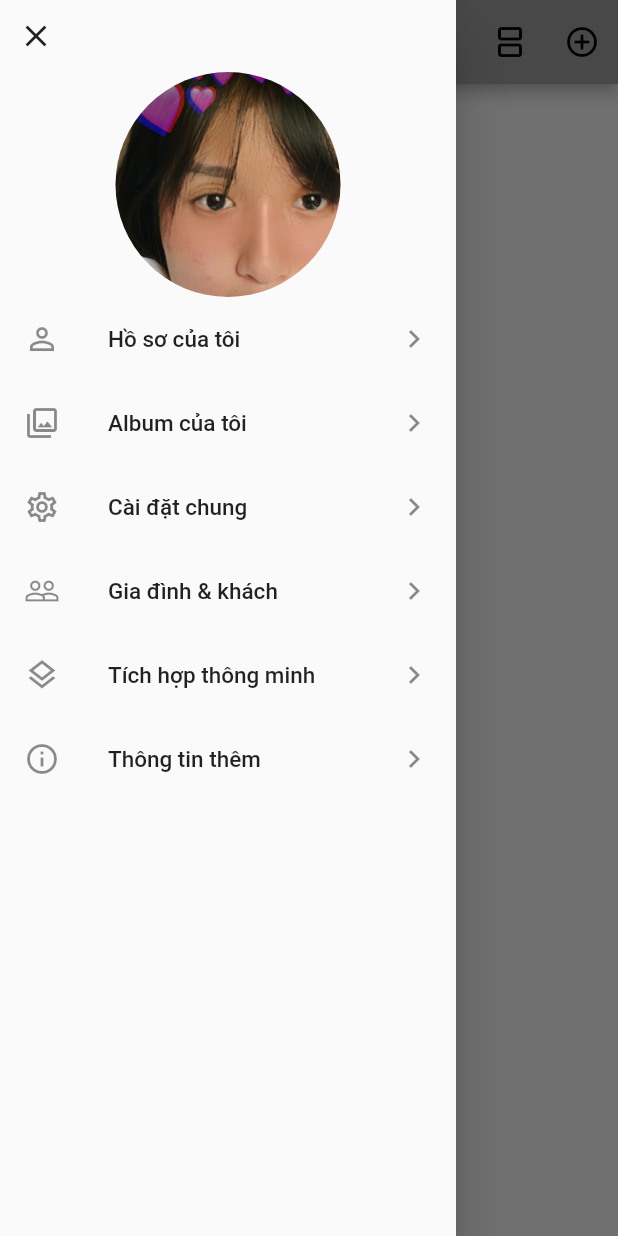
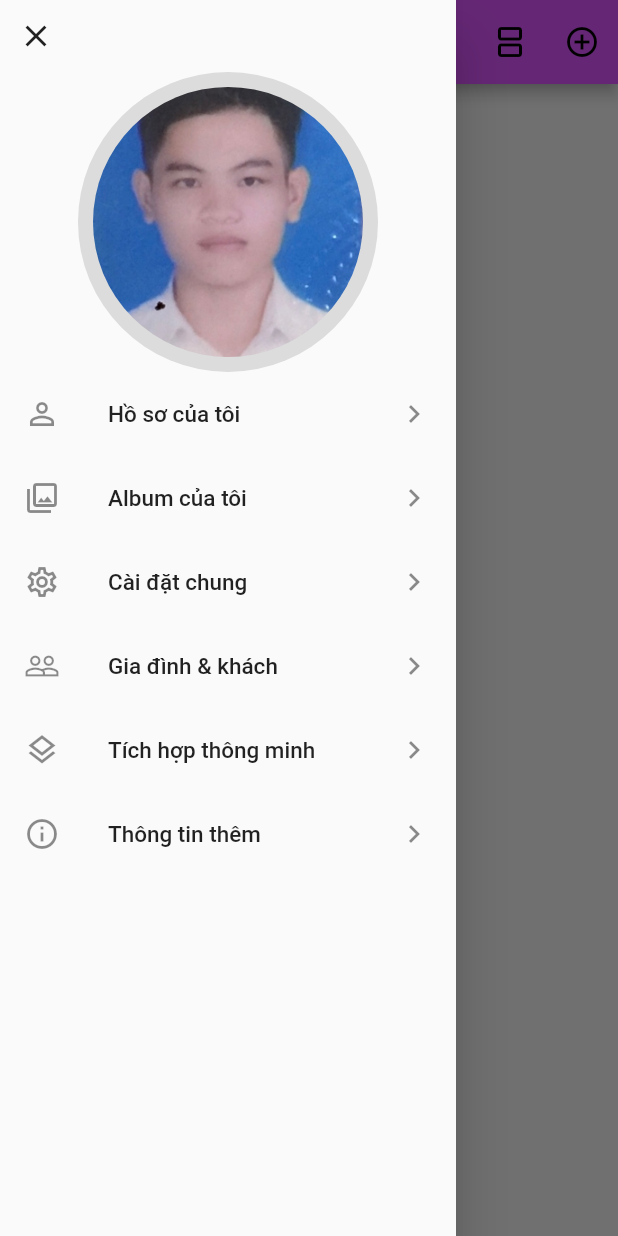
Before and after one commit to Dastronaut/Technology-Camera, a Flutter app: the MyHomePage screen opened directly, with the side drawer open, on a phone screen of 412 x 824 dp. Run offline on Flutter 3.47's test engine with Material 2 defaults, Android fonts, the phone set to English and light mode, and no system bars; our stand-ins replace font_awesome_flutter, hexcolor.

Commit message:
Change theme

```diff
--- a/lib/main.dart
+++ b/lib/main.dart
@@ -18,9 +18,9 @@ class MyApp extends StatelessWidget {
       title: 'Technology CCTV Camera',
       theme: ThemeData(
         primaryColor: _primaryColor,
-        accentColor: _accentColor,
         scaffoldBackgroundColor: Colors.grey.shade100,
-        primarySwatch: Colors.grey,
+        colorScheme: ColorScheme.fromSwatch(primarySwatch: Colors.grey)
+            .copyWith(secondary: _accentColor),
       ),
       home: const SplashScreen(),
     );
--- a/lib/pages/home_page.dart
+++ b/lib/pages/home_page.dart
@@ -1,4 +1,5 @@
 import 'package:flutter/material.dart';
+import 'package:hexcolor/hexcolor.dart';
 import 'package:s_camera/widgets/my_drawer.dart';
 
 class MyHomePage extends StatefulWidget {
@@ -9,9 +10,12 @@ class MyHomePage extends StatefulWidget {
 }
 
 class _MyHomePageState extends State<MyHomePage> {
+  final Color _primaryColor = HexColor('#DC54FE');
+  final Color _accentColor = HexColor('#8A02AE');
   @override
   Widget build(BuildContext context) {
-    return Scaffold(
+    return SafeArea(
+      child: Scaffold(
         appBar: AppBar(
           title: const Text('TechCAM'),
           centerTitle: true,
@@ -25,11 +29,13 @@ class _MyHomePageState extends State<MyHomePage> {
               onPressed: () {},
             ),
           ],
+          backgroundColor: _primaryColor,
         ),
         drawer: const MyDrawer(),
         body: const Center(
           child: Text(''),
         ),
+      ),
     );
   }
 }
--- a/lib/widgets/my_drawer.dart
+++ b/lib/widgets/my_drawer.dart
@@ -25,14 +25,17 @@ class _MyDrawerState extends State<MyDrawer> {
               ),
             ),
             const SizedBox(
-              width: double.infinity,
-              height: 150,
+              height: 200,
               child: CircleAvatar(
-                radius: 30.0,
-                backgroundImage: AssetImage(
-                  'assets/images/hama.jpg',
+                radius: 110,
+                backgroundColor: Colors.black12,
+                child: CircleAvatar(
+                  radius: 90,
+                  backgroundImage: AssetImage(
+                    'assets/images/das.jpg',
+                  ),
+                  backgroundColor: Colors.transparent,
                 ),
-                backgroundColor: Colors.transparent,
               ),
             ),
             const DrawerListTile(
--- a/pubspec.yaml
+++ b/pubspec.yaml
@@ -62,7 +62,7 @@ flutter:
   # To add assets to your application, add an assets section, like this:
   assets:
     - assets/images/logo_cam1.png
-    - assets/images/hama.jpg
+    - assets/images/das.jpg
 
   # An image asset can refer to one or more resolution-specific "variants", see
   # https://flutter.dev/assets-and-images/#resolution-aware.
```
Also changed, not shown: assets/images/das.jpg (added), assets/images/hama.jpg (deleted). Lines whose indentation alone changed are shown as unchanged.
